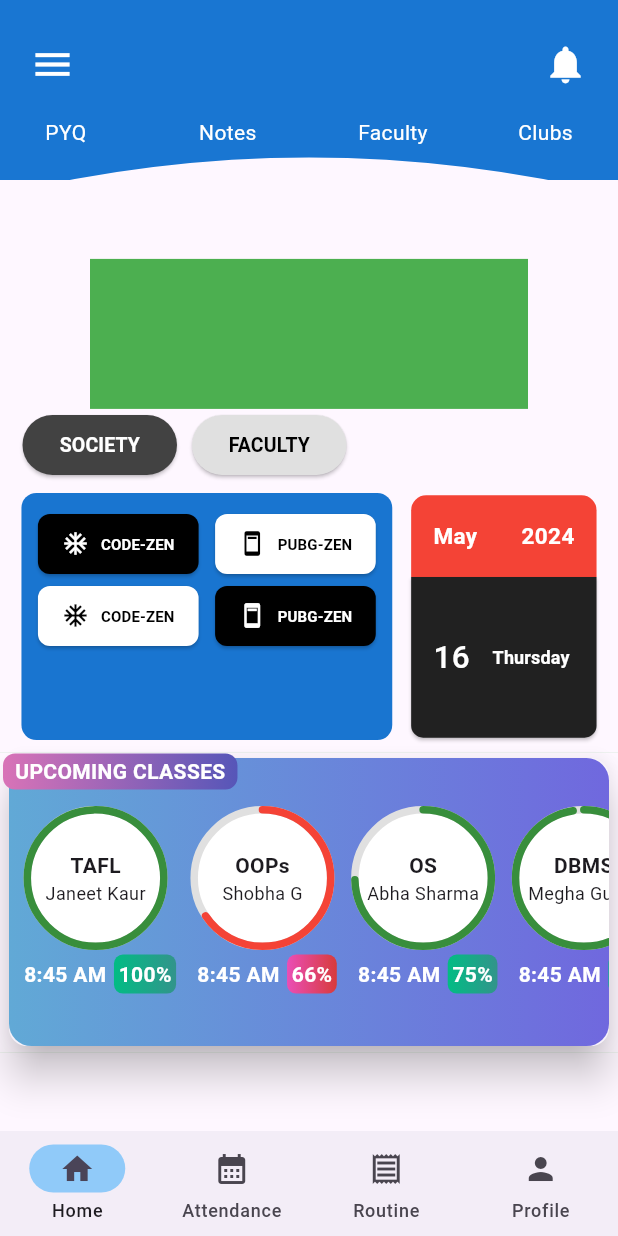
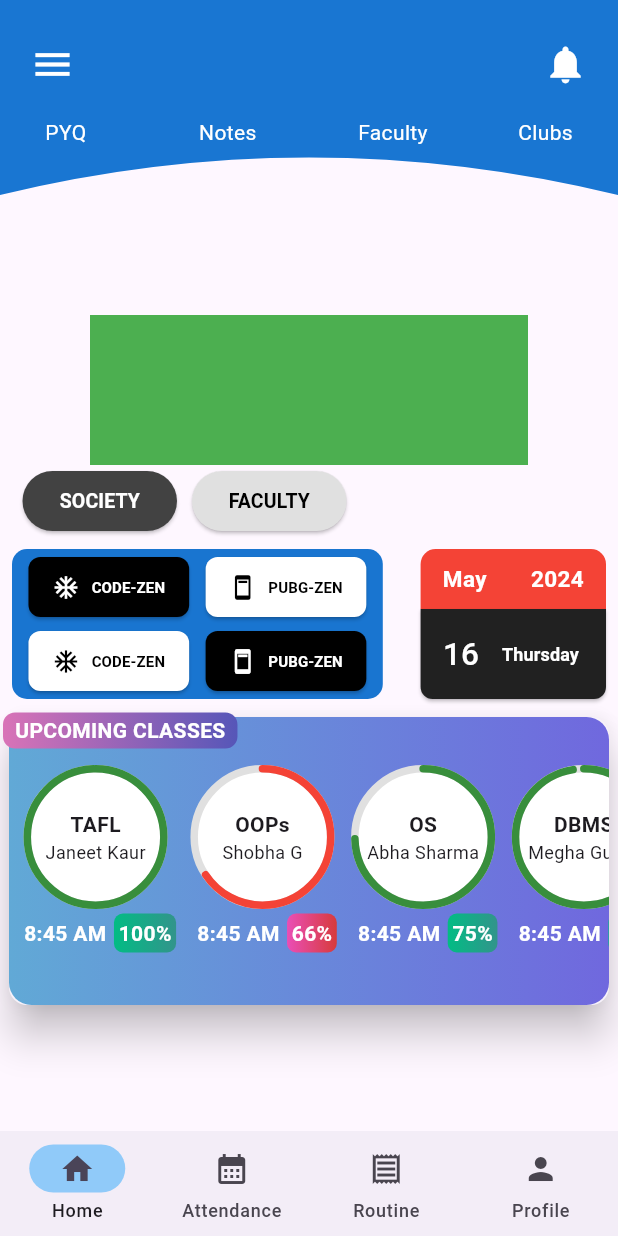
Before and after one commit to Deepak-Kumar-01/Student-App, a Flutter app: the Homepage screen opened directly, on a phone screen of 412 x 824 dp. Run offline on Flutter 3.47's test engine with Material 3 defaults, Android fonts, the phone set to English and light mode, and no system bars; our stand-ins replace flutter_native_splash, shared_preferences; accounts and stored records are empty.

Commit message:
few modification

```diff
--- a/lib/screens/facultyClub/calendar/dateAndCalendar.dart
+++ b/lib/screens/facultyClub/calendar/dateAndCalendar.dart
@@ -21,7 +21,8 @@ class _DateAndCalendarState extends State<DateAndCalendar> {
     return Column(
       children: [
         Container(
-          height: size.height * 0.066,
+          // height: size.height * 0.066,
+          height: 40,
           width: size.width * 0.30,
           decoration: BoxDecoration(
               color: Colors.red,
@@ -79,7 +80,8 @@ class _DateAndCalendarState extends State<DateAndCalendar> {
             ],
           ),
           style: ElevatedButton.styleFrom(
-            fixedSize: Size(size.width*0.30, size.height*0.13),
+            // fixedSize: Size(size.width*0.30, size.height*0.13),
+            fixedSize: Size(size.width*0.30, 60),
             padding: EdgeInsets.all(5),
             backgroundColor: Colors.grey.shade900,
             shape: RoundedRectangleBorder(
--- a/lib/screens/facultyClub/facultyClubCalendar.dart
+++ b/lib/screens/facultyClub/facultyClubCalendar.dart
@@ -68,12 +68,15 @@ class _FacultyClubCalendarState extends State<FacultyClubCalendar> {
         ),
         Padding(
           padding: const EdgeInsets.all(8.0),
-          child: Row(
-            mainAxisAlignment: MainAxisAlignment.spaceAround,
-            children: [
-              is_SocietyColor ? Socities() : Faculty(),
-              DateAndCalendar(),
-            ],
+          child: Container(
+            height: 100,
+            child: Row(
+              mainAxisAlignment: MainAxisAlignment.spaceBetween,
+              children: [
+                is_SocietyColor ? Socities() : Faculty(),
+                DateAndCalendar(),
+              ],
+            ),
           ),
         )
       ],
--- a/lib/screens/facultyClub/socities/societies.dart
+++ b/lib/screens/facultyClub/socities/societies.dart
@@ -21,9 +21,8 @@ class Socities extends StatelessWidget {
 
         color: Color(0xff1975D0)
       ),
-      child: Padding(
-        padding: EdgeInsets.fromLTRB(0, 10, 0, 0),
       child: Column(
+        mainAxisAlignment: MainAxisAlignment.spaceEvenly,
         children: [
           SocitiesButton(
             size: size,butnColor1: Colors.black,butnColor2: Colors.white,
@@ -32,7 +31,6 @@ class Socities extends StatelessWidget {
             size: size,butnColor1: Colors.white,butnColor2: Colors.black,
           ),
         ],
-        ),
       ),
     );
   }
--- a/lib/screens/homepage.dart
+++ b/lib/screens/homepage.dart
@@ -2,6 +2,7 @@ import 'package:flutter/material.dart';
 import 'package:studentapp/screens/appbar/appbarmenu.dart';
 import 'package:studentapp/screens/appbar/custom_appbar_shape.dart';
 import 'package:studentapp/screens/profile.dart';
+import 'package:studentapp/screens/responsiveScreens/dimensions.dart';
 import 'package:studentapp/screens/routine.dart';
 import 'attendance.dart';
 import 'home.dart';
@@ -18,7 +19,7 @@ class _HomepageState extends State<Homepage> {
 
   @override
   Widget build(BuildContext context) {
-  final size=MediaQuery.of(context).size;
+    final size=MediaQuery.of(context).size;
 
     return Scaffold(
       drawer: Drawer(
@@ -26,8 +27,10 @@ class _HomepageState extends State<Homepage> {
       ),
 
       appBar: AppBar(
-        toolbarHeight: 120,
-        // toolbarHeight: size.height*0.16 ,
+        // toolbarHeight: 100,
+        // toolbarHeight: 130,
+        toolbarHeight: size.width <= smallDeviceWidth ? 130:130,
+        // toolbarHeight: size.height*0.18,
         automaticallyImplyLeading: false,  // to disable auto menu button when using drawer
         backgroundColor: Colors.transparent,
         iconTheme: IconThemeData(color: Colors.white), // Change the color of the drawer icon here
@@ -40,8 +43,8 @@ class _HomepageState extends State<Homepage> {
         flexibleSpace: ClipPath(
           clipper: CustomAppBarShape(), //<<<===
           child: Container(
-            height: 120,
-            width: MediaQuery.of(context).size.width,
+            // // height: 150,
+            // width: MediaQuery.of(context).size.width,
             color: Colors.blue[700],
 
             //======AppBar Menu======
```
Also changed, not shown: lib/screens/home/CarouseSlider/carouselSlider.dart (+42 -6 lines). Lines whose indentation alone changed are shown as unchanged.
